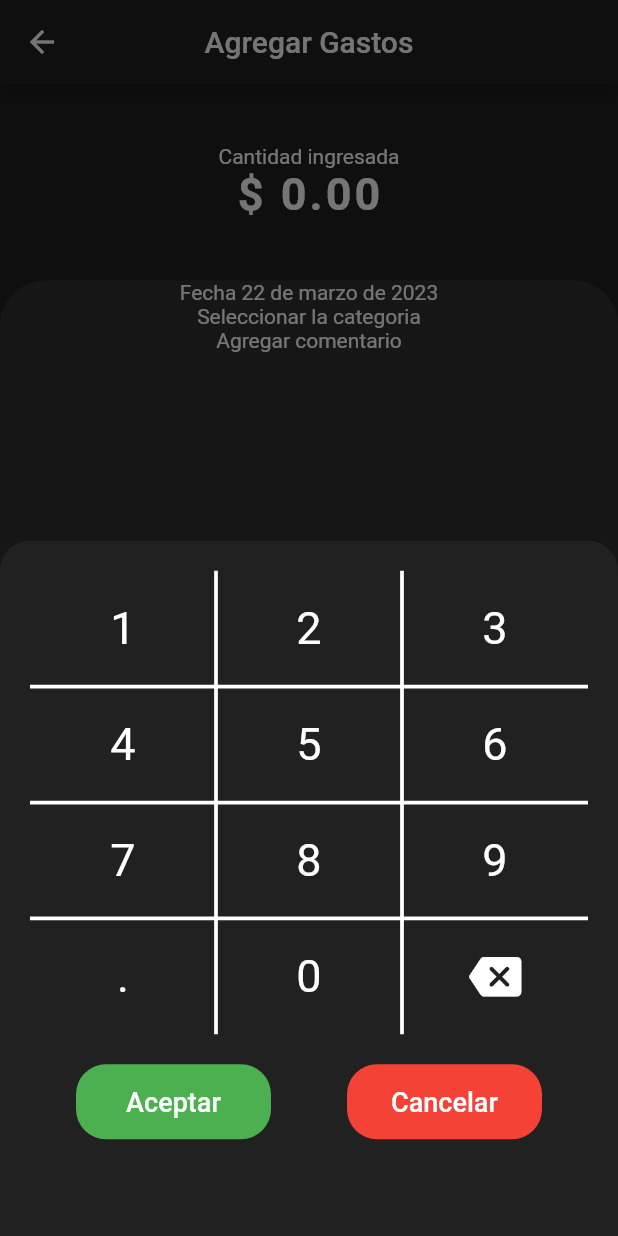
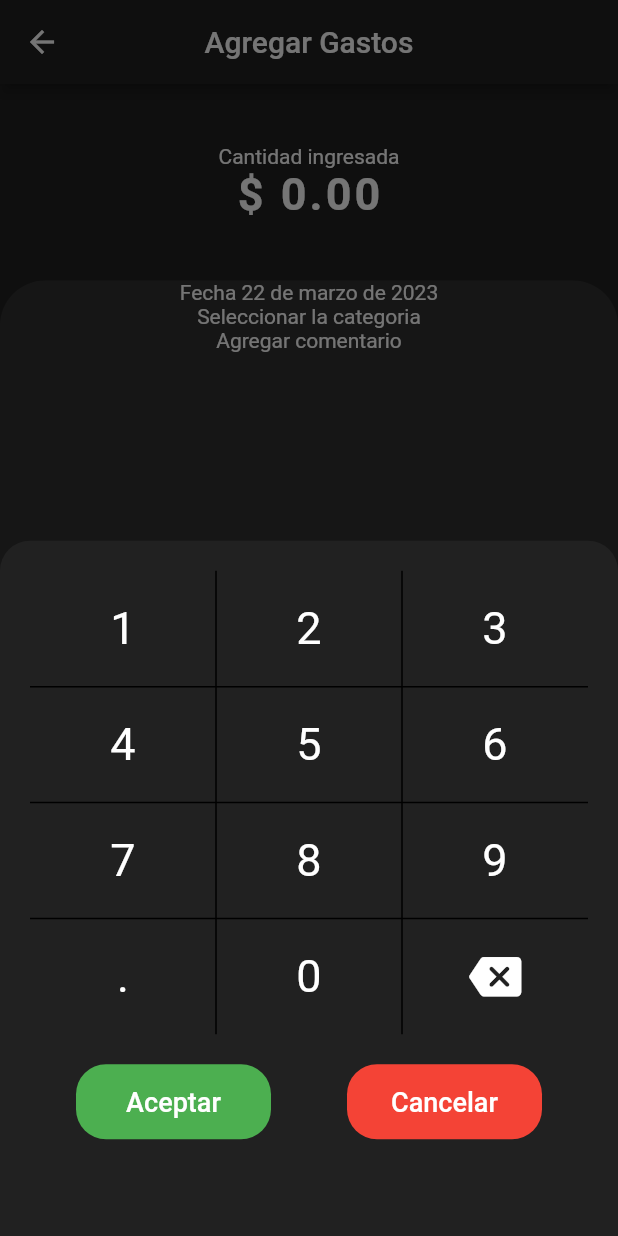
Before and after one commit to jneblina/BalanceApp, a Flutter app: the AddExpenses screen opened by its route, after a tap on "Cantidad ingresada", on a phone screen of 412 x 824 dp. Run offline on Flutter 3.47's test engine with Material 2 defaults, Android fonts, the phone set to English and light mode, and no system bars; our stand-ins replace flutter_speed_dial.

```diff
--- a/balance/lib/widgets/add_expenses_wt/bs_num_keyboard.dart
+++ b/balance/lib/widgets/add_expenses_wt/bs_num_keyboard.dart
@@ -37,17 +37,21 @@ class _BSNumKeyboardState extends State<BSNumKeyboard> {
   }
 
   _numPad() {
-    if (importe == '0.00') importe = '';
-    _num(
-      String _text,
-      double _height,
-    ) {
+    RegExp regex = RegExp(r'^(?!0\d)\d{0,9}(.\d{0,2})?$');
+
+    _num(String _text, double _height) {
       return GestureDetector(
         behavior: HitTestBehavior.opaque,
         onTap: () {
           setState(() {
             if (importe == '0.00') importe = '';
-            importe += _text;
+            if (importe.contains(".") && _text == ".") {
+              return;
+            }
+            String newImporte = importe + _text;
+            if (regex.hasMatch(newImporte)) {
+              importe = newImporte;
+            }
           });
         },
         child: SizedBox(
@@ -83,11 +87,7 @@ class _BSNumKeyboardState extends State<BSNumKeyboard> {
                 Padding(
                   padding: const EdgeInsets.all(20.0),
                   child: Table(
-                    border: TableBorder.symmetric(
-                        inside: const BorderSide(
-                      color: Colors.white,
-                      width: 2.5,
-                    )),
+                    border: TableBorder.symmetric(inside: const BorderSide()),
                     children: [
                       TableRow(children: [
                         _num('1', _height),
```
